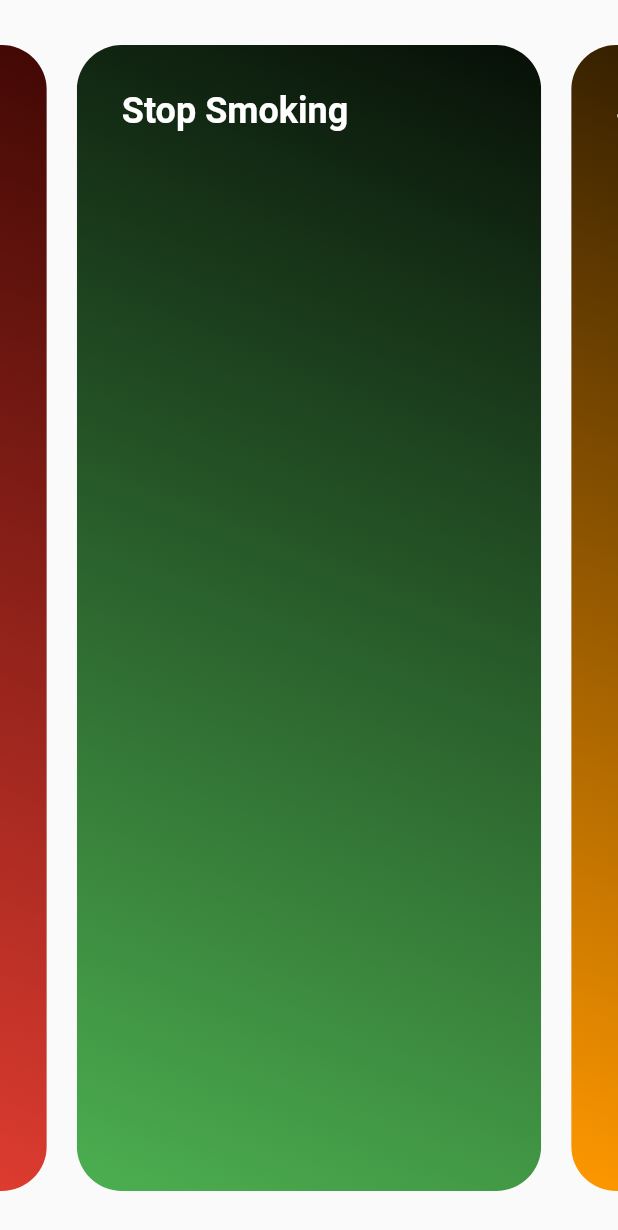
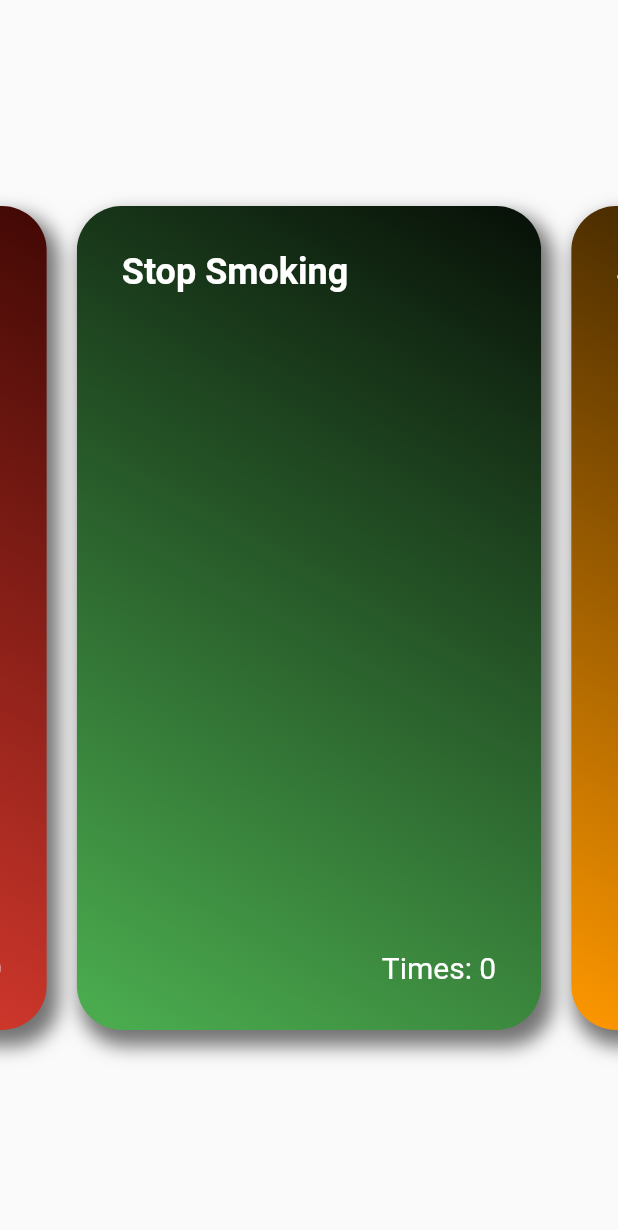
Before and after one commit to whalenut/nomore, a Flutter app: the screen it shows after launch, on a phone screen of 412 x 824 dp. Shown: the top 1230 px of the screen. Run offline on Flutter 3.47's test engine with Material 2 defaults, Android fonts, the phone set to English and light mode, and no system bars; drawn by our look-alikes of carousel_slider; our stand-ins replace vibration.

Commit message:
Added drop shadow and counter in widget.

```diff
--- a/lib/dummy_data.dart
+++ b/lib/dummy_data.dart
@@ -7,23 +7,27 @@ List<ResistItem> DUMMY_DATA = [
     counter: 0,
     color: Colors.green.value,
     created: DateTime.now(),
+    events: [],
   ),
   ResistItem(
     title: "Stop eating candy",
     counter: 0,
     color: Colors.orange.value,
     created: DateTime.now(),
+    events: [],
   ),
   ResistItem(
     title: "Stop using social media",
     counter: 0,
     color: Colors.blue.value,
     created: DateTime.now(),
+    events: [],
   ),
   ResistItem(
     title: "Stop snacking",
     counter: 0,
     color: Colors.red.value,
     created: DateTime.now(),
+    events: [],
   ),
 ];
--- a/lib/models/resist_item.dart
+++ b/lib/models/resist_item.dart
@@ -1,22 +1,22 @@
 import 'package:flutter/foundation.dart';
 
 class ResistItem with ChangeNotifier {
-  String title;
+  final String title;
   int counter;
-  int color;
+  final int color;
   final DateTime created;
-  List<DateTime> events;
+  final List<DateTime> events;
 
   ResistItem({
     @required this.title,
     @required this.counter,
     @required this.color,
-    this.created,
-    this.events = const [],
+    @required this.created,
+    @required this.events,
   });
 
   void increment() {
-    color += 1;
+    counter += 1;
     events.add(DateTime.now());
     notifyListeners();
   }
--- a/lib/screens/start.dart
+++ b/lib/screens/start.dart
@@ -18,7 +18,7 @@ class StartScreen extends StatelessWidget {
                 width: double.infinity,
                 padding: EdgeInsets.symmetric(horizontal: 0, vertical: 30),
                 child: CarouselSlider(
-                  options: CarouselOptions(aspectRatio: 1 / 3),
+                  options: CarouselOptions(aspectRatio: 0.75),
                   items: resistItems.map((ri) {
                     return Builder(
                       builder: (BuildContext context) {
--- a/lib/widgets/resist_item_widget.dart
+++ b/lib/widgets/resist_item_widget.dart
@@ -13,6 +13,17 @@ class ResistItemWidget extends StatelessWidget {
     var color = Color(_item.color);
     var shade = darken(color);
     return Container(
+      decoration: BoxDecoration(
+        borderRadius: BorderRadius.circular(30),
+        boxShadow: [
+          BoxShadow(
+            color: Colors.black54,
+            blurRadius: 10,
+            spreadRadius: 2.5,
+            offset: Offset(5.0, 8.0),
+          ),
+        ],
+      ),
       margin: EdgeInsets.symmetric(horizontal: 10),
       child: GestureDetector(
         child: ClipRRect(
@@ -25,7 +36,10 @@ class ResistItemWidget extends StatelessWidget {
                     end: Alignment.topRight,
                     colors: [color, shade]),
               ),
-              child: Padding(
+              child: Column(
+                crossAxisAlignment: CrossAxisAlignment.start,
+                children: [
+                  Padding(
                     padding: EdgeInsets.all(30),
                     child: Text(
                       _item.title,
@@ -34,12 +48,30 @@ class ResistItemWidget extends StatelessWidget {
                           color: Colors.white,
                           fontWeight: FontWeight.w700),
                     ),
+                  ),
+                  Spacer(),
+                  Container(
+                    width: double.infinity,
+                    child: Padding(
+                      padding: EdgeInsets.all(30),
+                      child: Text(
+                        "Times: ${_item.counter}",
+                        style: TextStyle(
+                          color: Colors.white,
+                          fontSize: 20,
+                        ),
+                        textAlign: TextAlign.right,
+                      ),
+                    ),
+                  ),
+                ],
               )),
         ),
         onLongPress: () {
           print("A touch, so nice.");
           Vibration.vibrate(duration: 1500, amplitude: 32)
-              .then((_) => Future.delayed(Duration(milliseconds: 500)));
+              .then((_) => Future.delayed(Duration(milliseconds: 500)))
+              .then((value) => _item.increment());
         },
       ),
     );
```
Lines whose indentation alone changed are shown as unchanged.
